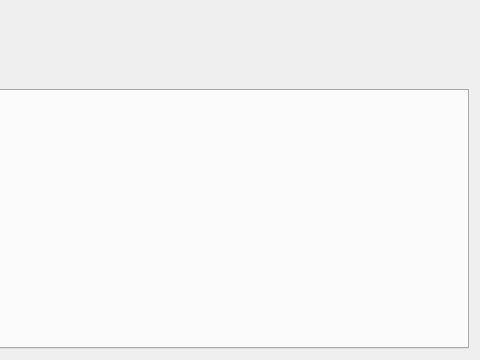
This is ui/emulator.ui in SanderTheDragon/Qtendo as Qt 5 draws it before an edit; both pictures show x 240 to 720 and y 0 to 360 of the 720 by 360 pixel window. The edited form follows.
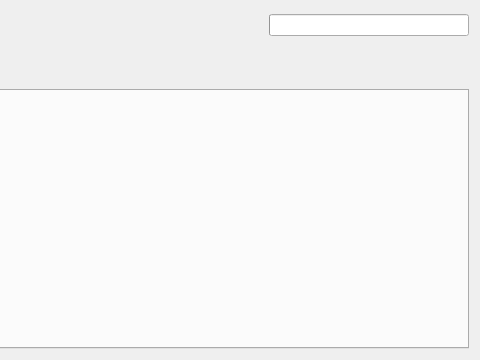
This is the edited form.

Diff of the .ui file:
```diff
--- a/ui/emulator.ui
+++ b/ui/emulator.ui
@@ -73,7 +73,29 @@
      </property>
     </widget>
    </item>
-   <item row="2" column="0" colspan="4">
+   <item row="0" column="4">
+    <widget class="QProgressBar" name="progressBar">
+     <property name="sizePolicy">
+      <sizepolicy hsizetype="Fixed" vsizetype="Fixed">
+       <horstretch>0</horstretch>
+       <verstretch>0</verstretch>
+      </sizepolicy>
+     </property>
+     <property name="minimumSize">
+      <size>
+       <width>200</width>
+       <height>0</height>
+      </size>
+     </property>
+     <property name="value">
+      <number>0</number>
+     </property>
+     <property name="textVisible">
+      <bool>false</bool>
+     </property>
+    </widget>
+   </item>
+   <item row="2" column="0" colspan="5">
     <widget class="QTabWidget" name="tabWidget">
      <property name="currentIndex">
       <number>0</number>
```
